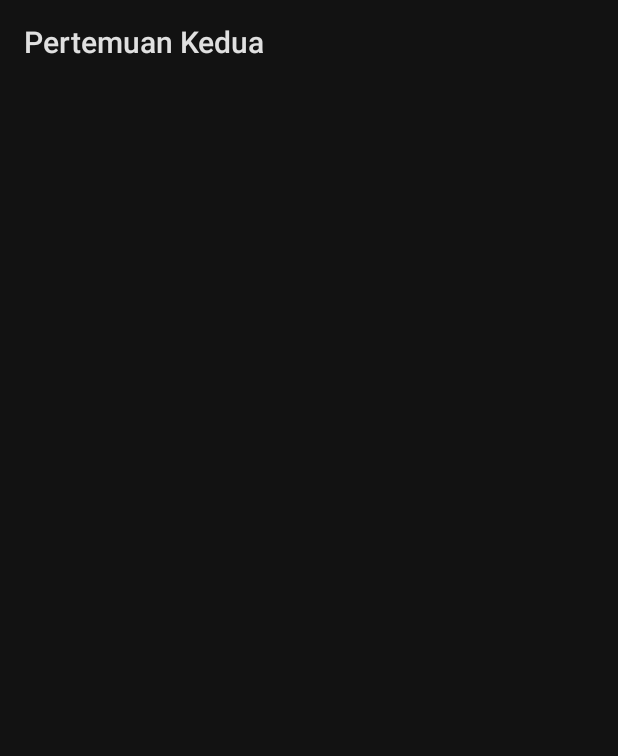
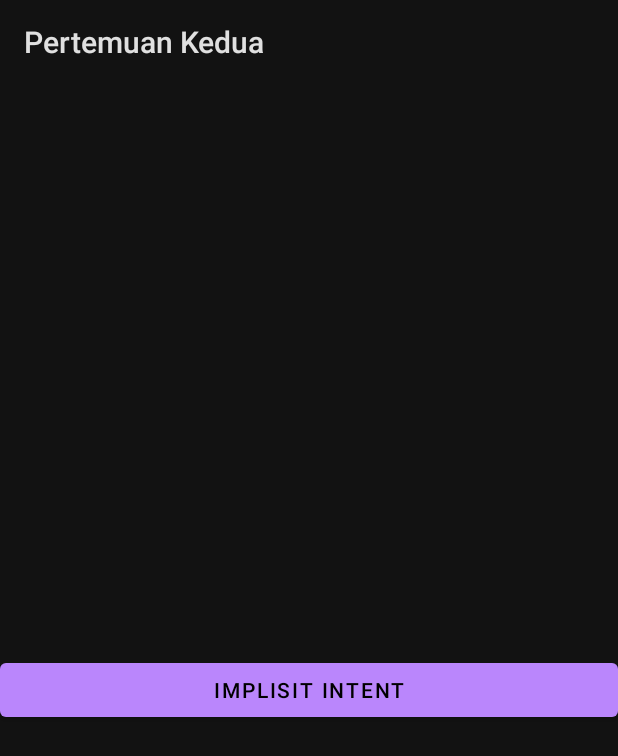
Before and after one commit to jutionck/RefreshmentTraining, an Android app: the screen it shows after launch (BoardActivity), after a tap on "LOGIN", on a phone screen of 412 x 824 dp. Shown: the top 756 px of the screen. Run offline under Robolectric (Android 15) with nearby library versions, the phone set to English and light mode, and no system bars.

Commit message:
[IMPROVE] Latihan intent putExtra dan getExtra

```diff
--- a/app/src/main/java/com/enigmacamp/pertemuanpertama/BoardActivity.kt
+++ b/app/src/main/java/com/enigmacamp/pertemuanpertama/BoardActivity.kt
@@ -1,49 +1,51 @@
 package com.enigmacamp.pertemuanpertama
 
+import android.content.Intent
+import android.net.Uri
 import androidx.appcompat.app.AppCompatActivity
 import android.os.Bundle
 import android.util.Log
-import android.widget.TextView
+import android.view.View
+import com.google.android.material.textview.MaterialTextView
 
 class BoardActivity : AppCompatActivity() {
 
-    private lateinit var nameTextView: TextView
+    private lateinit var tvShowName: MaterialTextView
     private val boardActivity = "BOARD ACTIVITY"
 
     override fun onCreate(savedInstanceState: Bundle?) {
         super.onCreate(savedInstanceState)
         setContentView(R.layout.activity_board)
-
-        nameTextView = findViewById(R.id.name_text_view)
+        tvShowName = findViewById(R.id.tv_show_name)
         val name = intent.getStringExtra(MainActivity.USER_NAME)
-        nameTextView.text = name
+        tvShowName.text = name
     }
 
+    fun implicitIntent(view: View) {
+        val implicit = Intent(Intent.ACTION_VIEW, Uri.parse("https://enigmacamp.com"))
+        startActivity(implicit)
+    }
+    // Siklus activity
     override fun onStart() {
         super.onStart()
         Log.i(boardActivity, "OnStart() CALLED")
     }
-
     override fun onResume() {
         super.onResume()
         Log.i(boardActivity, "OnResume() CALLED")
     }
-
     override fun onPause() {
         super.onPause()
         Log.i(boardActivity, "OnPause() CALLED")
     }
-
     override fun onStop() {
         super.onStop()
         Log.i(boardActivity, "OnStop() CALLED")
     }
-
     override fun onDestroy() {
         super.onDestroy()
         Log.i(boardActivity, "OnDestroy() CALLED")
     }
-
     override fun onRestart() {
         super.onRestart()
         Log.i(boardActivity, "OnRestart() CALLED")
--- a/app/src/main/java/com/enigmacamp/pertemuanpertama/MainActivity.kt
+++ b/app/src/main/java/com/enigmacamp/pertemuanpertama/MainActivity.kt
@@ -11,7 +11,7 @@ import com.google.android.material.textfield.TextInputEditText
 
 class MainActivity : AppCompatActivity() {
 
-    private lateinit var userNameText: TextInputEditText
+    private lateinit var userTextInput: TextInputEditText
     private val activityName = "MAIN ACTIVITY"
 
     companion object {
@@ -21,41 +21,35 @@ class MainActivity : AppCompatActivity() {
     override fun onCreate(savedInstanceState: Bundle?) {
         super.onCreate(savedInstanceState)
         setContentView(R.layout.activity_main)
-
-        userNameText = findViewById(R.id.username_text_input)
+        userTextInput = findViewById(R.id.username_text_input)
     }
 
     fun moveToSecondActivity(view: View) {
         val intent = Intent(this, BoardActivity::class.java)
-        intent.putExtra(USER_NAME, userNameText.text.toString())
+        intent.putExtra(USER_NAME, userTextInput.text.toString())
         startActivity(intent)
     }
-
+    // Siklus activity
     override fun onStart() {
         super.onStart()
         Log.i(activityName, "OnStart() CALLED")
     }
-
     override fun onResume() {
         super.onResume()
         Log.i(activityName, "OnResume() CALLED")
     }
-
     override fun onPause() {
         super.onPause()
         Log.i(activityName, "OnPause() CALLED")
     }
-
     override fun onStop() {
         super.onStop()
         Log.i(activityName, "OnStop() CALLED")
     }
-
     override fun onDestroy() {
         super.onDestroy()
         Log.i(activityName, "OnDestroy() CALLED")
     }
-
     override fun onRestart() {
         super.onRestart()
         Log.i(activityName, "OnRestart() CALLED")
--- a/app/src/main/res/layout/activity_board.xml
+++ b/app/src/main/res/layout/activity_board.xml
@@ -6,19 +6,29 @@
     android:layout_height="match_parent"
     tools:context=".BoardActivity">
 
+    <com.google.android.material.textview.MaterialTextView
+        android:id="@+id/tv_show_name"
+        android:layout_width="match_parent"
+        android:layout_height="wrap_content"
+        android:text="Selamat datang \nname"
+        android:textAlignment="center"
+        android:textSize="25sp"
+        app:layout_constraintBottom_toBottomOf="parent"
+        app:layout_constraintTop_toTopOf="parent"
+        app:layout_constraintVertical_bias="0.299"
+        tools:ignore="MissingConstraints"
+        tools:layout_editor_absoluteX="-16dp" />
 
-    <TextView
-        android:id="@+id/name_text_view"
-        android:layout_width="wrap_content"
+    <com.google.android.material.button.MaterialButton
+        android:id="@+id/btn_implicit"
+        android:onClick="implicitIntent"
+        android:layout_width="match_parent"
         android:layout_height="wrap_content"
-        android:layout_gravity="center"
-        android:text="Selamat Datang ?"
-        android:textSize="20sp"
+        android:layout_marginBottom="340dp"
+        android:text="IMPLISIT INTENT"
         app:layout_constraintBottom_toBottomOf="parent"
-        app:layout_constraintEnd_toEndOf="parent"
-        app:layout_constraintStart_toStartOf="parent"
-        app:layout_constraintTop_toTopOf="parent"
-        tools:ignore="MissingConstraints" />
+        tools:ignore="MissingConstraints"
+        tools:layout_editor_absoluteX="0dp" />
 
 
 </androidx.constraintlayout.widget.ConstraintLayout>
```
